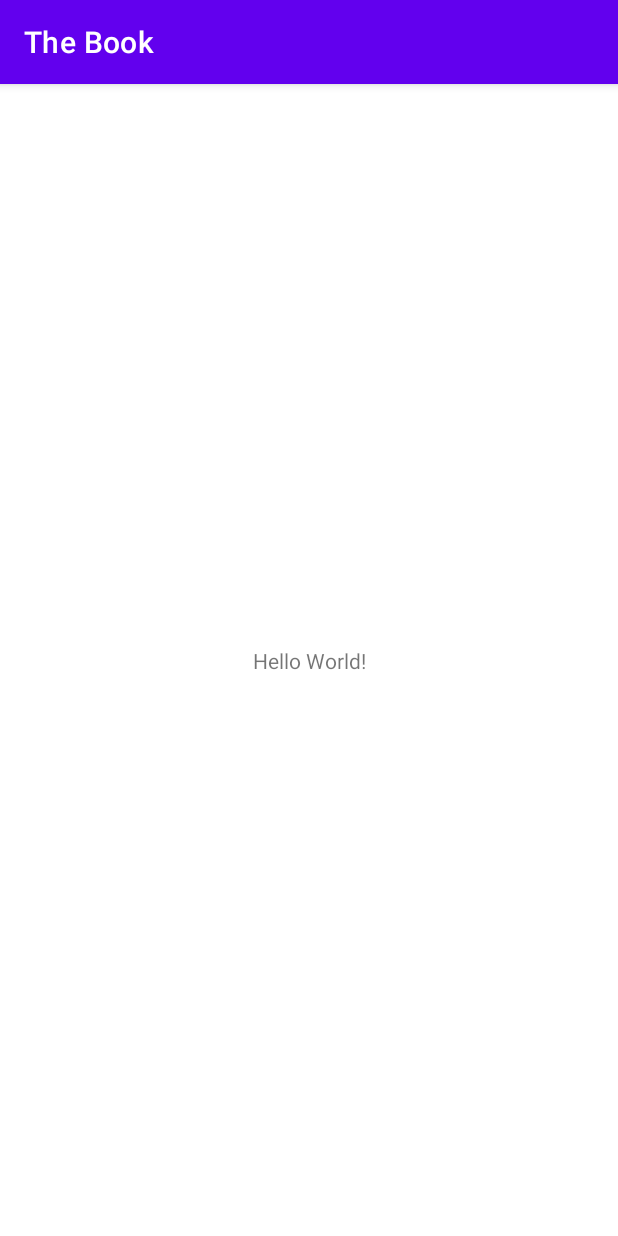
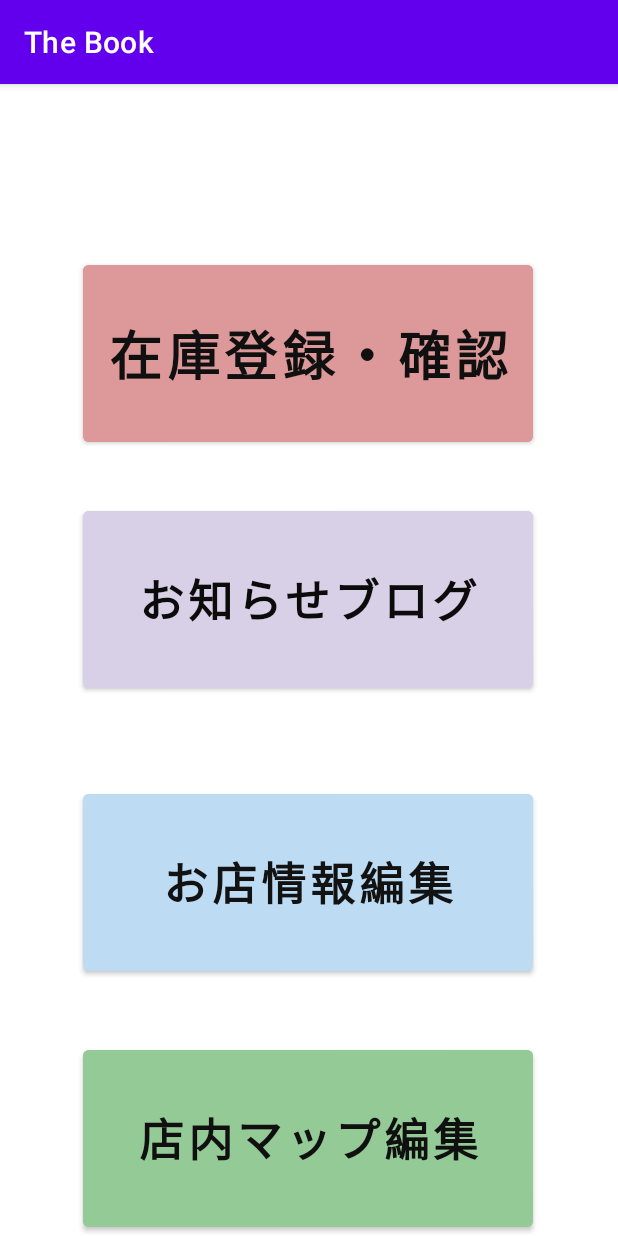
Before and after one commit to x19g025/thebook, an Android app: the screen it shows after launch (MainActivity before the commit, THomeActivity after it), on a phone screen of 412 x 824 dp. Run offline under Robolectric (Android 15) with nearby library versions, the phone set to English and light mode, and no system bars.

Commit message:
2021/11/25

```diff
--- /dev/null
+++ b/app/src/main/java/com/example/thebook/THomeActivity.java
@@ -0,0 +1,29 @@
+package com.example.thebook;
+
+import androidx.appcompat.app.AppCompatActivity;
+
+import android.content.Intent;
+import android.os.Bundle;
+import android.view.View;
+import android.widget.Button;
+
+public class THomeActivity extends AppCompatActivity {
+
+    @Override
+    protected void onCreate(Bundle savedInstanceState) {
+        super.onCreate(savedInstanceState);
+        setContentView(R.layout.activity_home);
+
+        final Button Zaiko_button = findViewById(R.id.Zaiko_button);
+
+        Zaiko_button.setOnClickListener(new View.OnClickListener() {
+            public void onClick(View v) {
+                Intent intent = new Intent(THomeActivity.this, TZaikoSentakuActivity.class);
+                startActivity(intent);
+
+
+            }
+        });
+
+    }
+}
--- a/app/src/main/java/com/example/thebook/MainActivity.java
+++ b/app/src/main/java/com/example/thebook/TZaikoSentakuActivity.java
@@ -4,11 +4,11 @@ import androidx.appcompat.app.AppCompatActivity;
 
 import android.os.Bundle;
 
-public class MainActivity extends AppCompatActivity {
+public class TZaikoSentakuActivity extends AppCompatActivity {
 
     @Override
     protected void onCreate(Bundle savedInstanceState) {
         super.onCreate(savedInstanceState);
-        setContentView(R.layout.activity_main);
+        setContentView(R.layout.activity_zaiko_sentaku);
     }
 }
--- /dev/null
+++ b/app/src/main/res/layout/activity_home.xml
@@ -0,0 +1,70 @@
+<?xml version="1.0" encoding="utf-8"?>
+<androidx.constraintlayout.widget.ConstraintLayout xmlns:android="http://schemas.android.com/apk/res/android"
+    xmlns:app="http://schemas.android.com/apk/res-auto"
+    xmlns:tools="http://schemas.android.com/tools"
+    android:layout_width="match_parent"
+    android:layout_height="match_parent"
+    tools:context=".THomeActivity">
+    <Button
+        android:id="@+id/Zaiko_button"
+        android:layout_width="300dp"
+        android:layout_height="130dp"
+        android:backgroundTint="#DD9999"
+        android:text="在庫登録・確認"
+        android:textColor="#101010"
+        android:textSize="35dp"
+        android:textStyle="bold"
+        app:layout_constraintBottom_toBottomOf="parent"
+        app:layout_constraintEnd_toEndOf="parent"
+        app:layout_constraintHorizontal_bias="0.497"
+        app:layout_constraintStart_toStartOf="parent"
+        app:layout_constraintTop_toTopOf="parent"
+        app:layout_constraintVertical_bias="0.18" />
+
+    <Button
+        android:id="@+id/OmiseJ_button"
+        android:layout_width="300dp"
+        android:layout_height="130dp"
+        android:backgroundTint="#BDDCF4"
+        android:text="お店情報編集"
+        android:textColor="#121212"
+        android:textSize="30dp"
+        android:textStyle="bold"
+        app:layout_constraintBottom_toBottomOf="parent"
+        app:layout_constraintEnd_toEndOf="parent"
+        app:layout_constraintHorizontal_bias="0.495"
+        app:layout_constraintStart_toStartOf="parent"
+        app:layout_constraintTop_toTopOf="parent"
+        app:layout_constraintVertical_bias="0.732" />
+
+    <Button
+        android:id="@+id/Maps_button"
+        android:layout_width="300dp"
+        android:layout_height="130dp"
+        android:backgroundTint="#94CA96"
+        android:text="店内マップ編集"
+        android:textColor="#101010"
+        android:textSize="30dp"
+        android:textStyle="bold"
+        app:layout_constraintBottom_toBottomOf="parent"
+        app:layout_constraintEnd_toEndOf="parent"
+        app:layout_constraintHorizontal_bias="0.495"
+        app:layout_constraintStart_toStartOf="parent" />
+
+    <Button
+        android:id="@+id/Osirase_button"
+        android:layout_width="300dp"
+        android:layout_height="130dp"
+        android:backgroundTint="#D8D0E6"
+        android:text="お知らせブログ"
+        android:textColor="#0B0B0B"
+        android:textSize="30dp"
+        android:textStyle="bold"
+        app:layout_constraintBottom_toBottomOf="parent"
+        app:layout_constraintEnd_toEndOf="parent"
+        app:layout_constraintHorizontal_bias="0.495"
+        app:layout_constraintStart_toStartOf="parent"
+        app:layout_constraintTop_toTopOf="parent"
+        app:layout_constraintVertical_bias="0.437" />
+
+</androidx.constraintlayout.widget.ConstraintLayout>
--- a/app/src/main/res/layout/activity_main.xml
+++ b/app/src/main/res/layout/activity_main.xml
@@ -1,10 +1,10 @@
-<?xml version="1.0" encoding="utf-8"?>
+<!--<?xml version="1.0" encoding="utf-8"?>-->
 <androidx.constraintlayout.widget.ConstraintLayout xmlns:android="http://schemas.android.com/apk/res/android"
     xmlns:app="http://schemas.android.com/apk/res-auto"
     xmlns:tools="http://schemas.android.com/tools"
     android:layout_width="match_parent"
     android:layout_height="match_parent"
-    tools:context=".MainActivity">
+    tools:context=".THomeActivity">
 
     <TextView
         android:layout_width="wrap_content"
```
Also changed, not shown: app/src/main/AndroidManifest.xml (+7 -1 lines), app/src/main/res/layout/activity_zaiko_sentaku.xml (added, +32 -0 lines).
